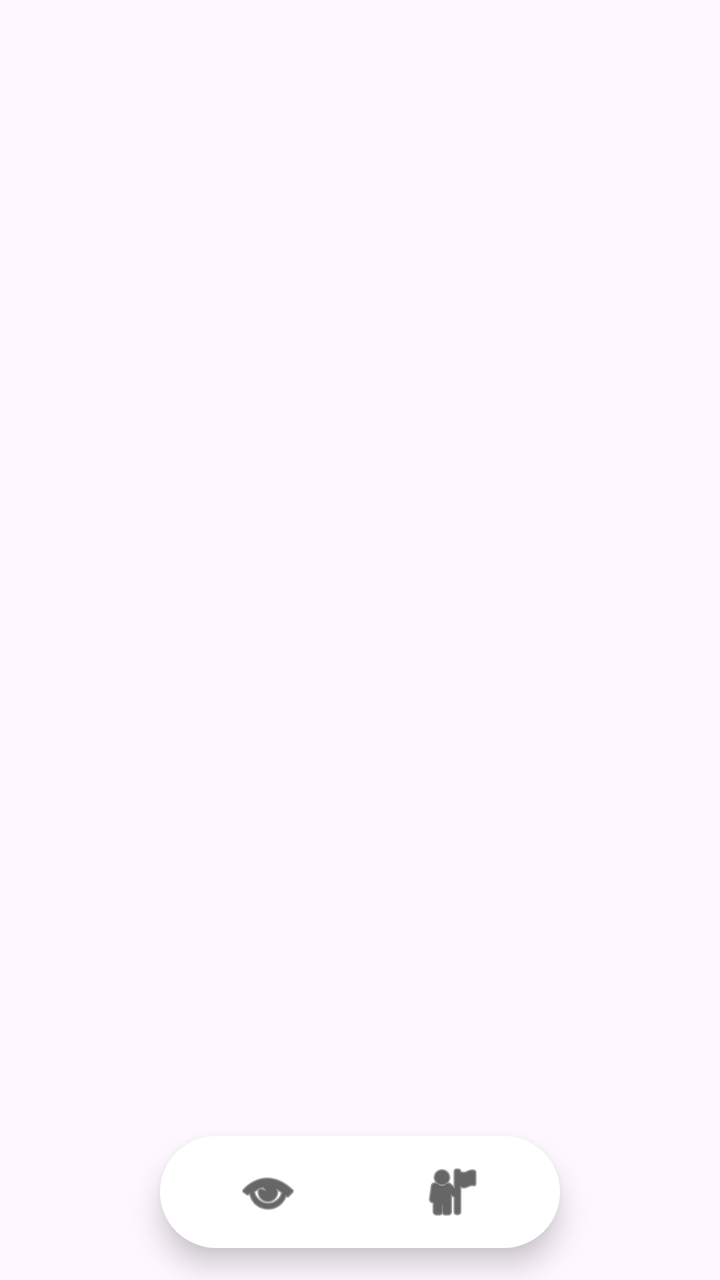
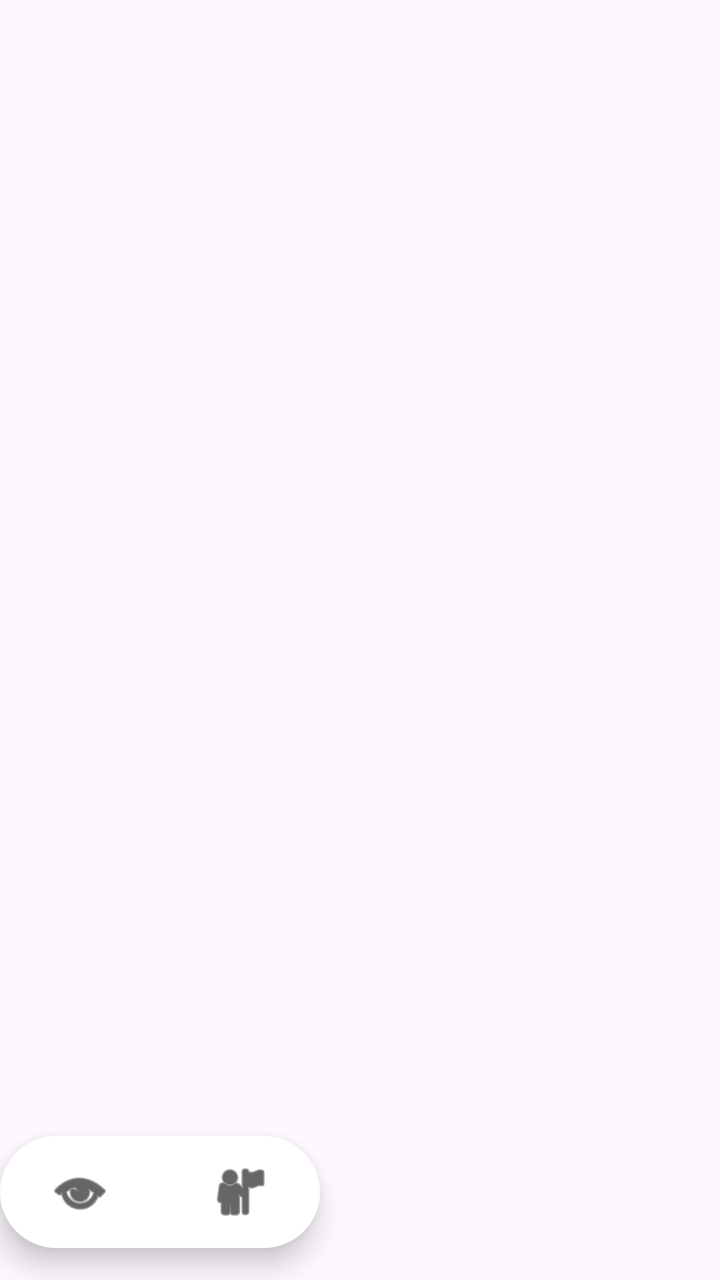

Compare the two renders of this Android layout. The source of the first and the diff that turns it into the second are given below.
<!-- AndroidManifest.xml: application theme Theme.Demo -->
<!-- res/layout/activity_scroll.xml -->
<?xml version="1.0" encoding="utf-8"?>
<androidx.coordinatorlayout.widget.CoordinatorLayout
    xmlns:android="http://schemas.android.com/apk/res/android"
    xmlns:app="http://schemas.android.com/apk/res-auto"
    android:layout_width="match_parent"
    android:layout_height="match_parent">

    <FrameLayout
        android:id="@+id/fragmentContainer"
        android:layout_width="match_parent"
        android:layout_height="match_parent" />

    
    <LinearLayout
        android:id="@+id/customNav"
        android:layout_width="200dp"
        android:layout_height="56dp"
        android:layout_gravity="bottom|center_horizontal"
        android:layout_marginBottom="16dp"
        android:orientation="horizontal"
        android:gravity="center"
        android:background="@drawable/bg_nav"
        android:elevation="8dp"
        android:paddingHorizontal="8dp">

        <ImageButton
            android:id="@+id/btnHome"
            android:layout_width="0dp"
            android:layout_height="match_parent"
            android:layout_weight="1"
            android:src="@android:drawable/ic_menu_view"
            android:background="?attr/selectableItemBackgroundBorderless"
            android:contentDescription="Home"
            app:tint="@android:color/black" />

        <ImageButton
            android:id="@+id/btnProfile"
            android:layout_width="0dp"
            android:layout_height="match_parent"
            android:layout_weight="1"
            android:src="@android:drawable/ic_menu_myplaces"
            android:background="?attr/selectableItemBackgroundBorderless"
            android:contentDescription="Profile"
            app:tint="@android:color/black" />
    </LinearLayout>

</androidx.coordinatorlayout.widget.CoordinatorLayout>
<!-- resources referenced by this layout -->
<resources>
  <!-- drawable bg_nav (drawable) -->
  <?xml version="1.0" encoding="utf-8"?>
  <shape xmlns:android="http://schemas.android.com/apk/res/android" android:shape="rectangle">
      <solid android:color="@android:color/white"/>
      <corners android:radius="28dp"/>
  </shape>
  <style name="Theme.Demo" parent="Base.Theme.Demo" />
  <style name="Base.Theme.Demo" parent="Theme.Material3.DayNight.NoActionBar">
          
          
      </style>
</resources>

<!-- the commit's change to res/layout/activity_scroll.xml (unified diff, before → after) -->
@@ -13,19 +13,18 @@
     
     <LinearLayout
         android:id="@+id/customNav"
-        android:layout_width="200dp"
+        android:layout_width="wrap_content"
         android:layout_height="56dp"
-        android:layout_gravity="bottom|center_horizontal"
+        android:layout_gravity="bottom|start"
         android:layout_marginBottom="16dp"
         android:orientation="horizontal"
         android:gravity="center"
         android:background="@drawable/bg_nav"
-        android:elevation="8dp"
-        android:paddingHorizontal="8dp">
+        android:elevation="8dp">
 
         <ImageButton
             android:id="@+id/btnHome"
-            android:layout_width="0dp"
+            android:layout_width="80dp"
             android:layout_height="match_parent"
             android:layout_weight="1"
             android:src="@android:drawable/ic_menu_view"
@@ -35,9 +34,8 @@
 
         <ImageButton
             android:id="@+id/btnProfile"
-            android:layout_width="0dp"
+            android:layout_width="80dp"
             android:layout_height="match_parent"
-            android:layout_weight="1"
             android:src="@android:drawable/ic_menu_myplaces"
             android:background="?attr/selectableItemBackgroundBorderless"
             android:contentDescription="Profile"
